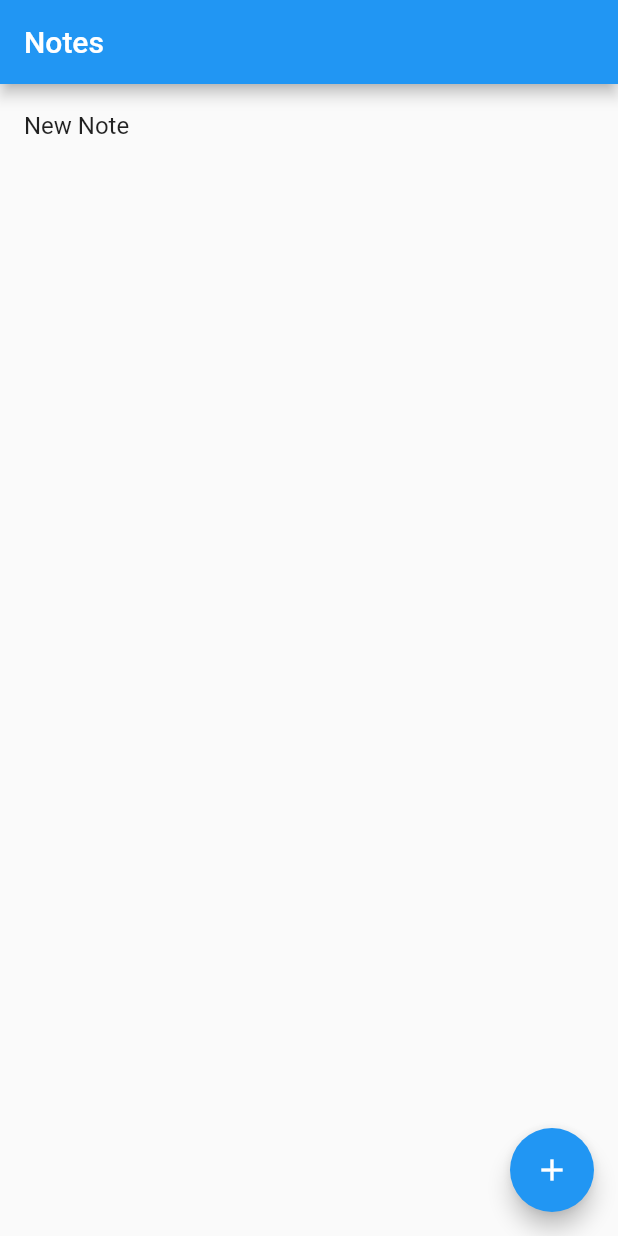
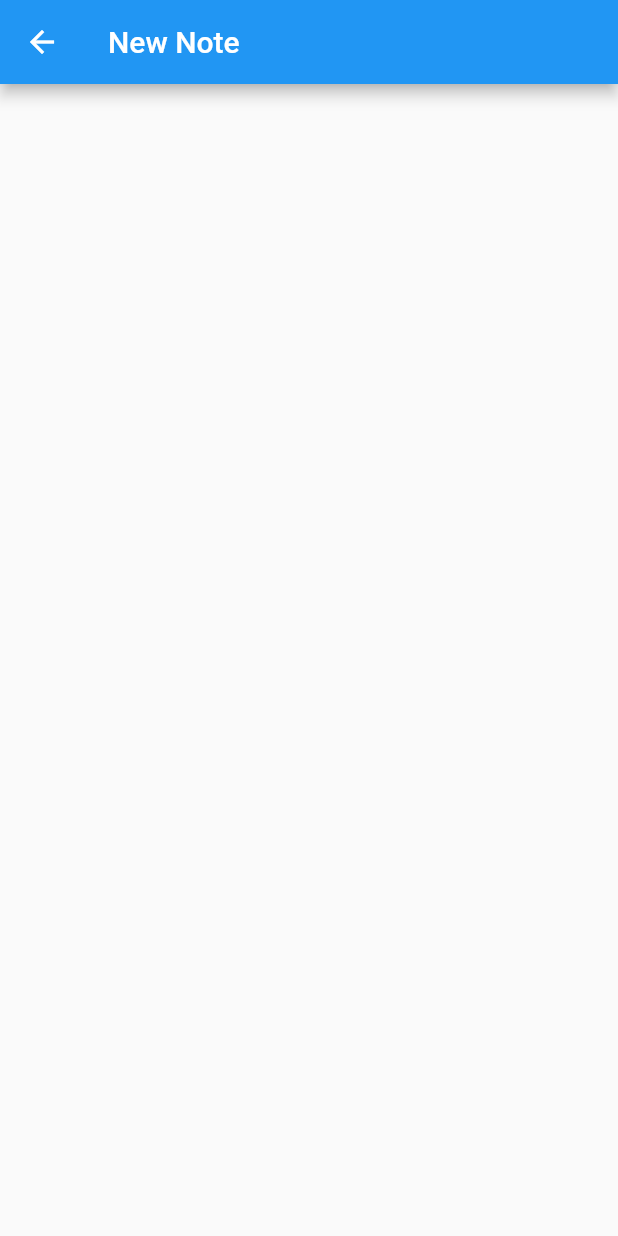
Before and after one commit to benlittlenz/flutter_notes, a Flutter app: the screen it shows after launch, after a tap on the "add" icon, on a phone screen of 412 x 824 dp. Run offline on Flutter 3.47's test engine with Material 2 defaults, Android fonts, the phone set to English and light mode, and no system bars.

Commit message:
added new note screen

```diff
--- a/lib/screens/HomeScreen.dart
+++ b/lib/screens/HomeScreen.dart
@@ -7,6 +7,7 @@ import 'package:uuid/uuid.dart';
 //import 'package:/flutter/widgets.dart';
 //import 'package:flutter/material.dart';
 import 'package:provider_notes/providers/NoteCollection.dart';
+import 'package:provider_notes/screens/NoteScreen.dart';
 
 class HomeScreen extends StatelessWidget {
   var uuid = Uuid();
@@ -25,6 +26,14 @@ class HomeScreen extends StatelessWidget {
           );
 
           Provider.of<NoteCollection>(context, listen: false).addNote(note);
+
+          Navigator.of(context).push(
+            MaterialPageRoute(
+              builder: (context) => NoteScreen(
+                note: note
+              )
+            )
+          );
         },
       ),
     );
--- /dev/null
+++ b/lib/screens/NoteScreen.dart
@@ -0,0 +1,29 @@
+import 'package:flutter/material.dart';
+import 'package:provider_notes/models/Note.dart';
+
+class NoteScreen extends StatefulWidget
+{
+  final Note _note;
+  NoteScreen({ Key key, note}) : _note = note;
+
+  @override
+  State<StatefulWidget> createState() {
+    return NoteScreenState(
+      note: _note,
+    );
+  }
+}
+
+class NoteScreenState extends State<NoteScreen> {
+  final Note _note;
+  NoteScreenState({ Key key, note}) : _note = note;
+
+  @override
+  Widget build(BuildContext context) {
+    return Scaffold(
+      appBar: AppBar(
+        title: Text(_note.body),
+      ),
+    );
+  }
+}
```
